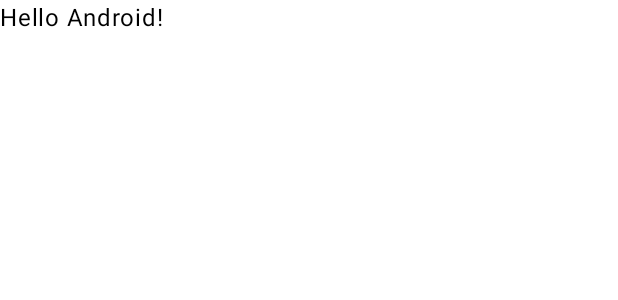
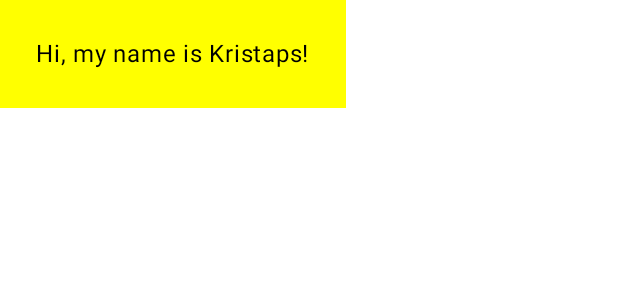
Before and after one commit to kristapsbe/meteo_android, an Android app built with Jetpack Compose: the @Preview function GreetingPreview, on a phone screen of 412 x 824 dp. Shown: the top 300 px of the screen. Run offline under Robolectric (Android 15) with nearby library versions, the phone set to English and light mode, and no system bars.

Commit message:
messing around with tutorial

```diff
--- a/app/src/main/java/com/example/meteo_android/MainActivity.kt
+++ b/app/src/main/java/com/example/meteo_android/MainActivity.kt
@@ -7,10 +7,13 @@ import androidx.activity.enableEdgeToEdge
 import androidx.compose.foundation.layout.fillMaxSize
 import androidx.compose.foundation.layout.padding
 import androidx.compose.material3.Scaffold
+import androidx.compose.material3.Surface
 import androidx.compose.material3.Text
 import androidx.compose.runtime.Composable
 import androidx.compose.ui.Modifier
+import androidx.compose.ui.graphics.Color
 import androidx.compose.ui.tooling.preview.Preview
+import androidx.compose.ui.unit.dp
 import com.example.meteo_android.ui.theme.Meteo_androidTheme
 
 class MainActivity : ComponentActivity() {
@@ -32,16 +35,18 @@ class MainActivity : ComponentActivity() {
 
 @Composable
 fun Greeting(name: String, modifier: Modifier = Modifier) {
-    Text(
-        text = "Hello $name!",
-        modifier = modifier
-    )
+    Surface(color = Color.Yellow) {
+        Text(
+            text = "Hi, my name is $name!",
+            modifier = modifier.padding(24.dp)
+        )
+    }
 }
 
 @Preview(showBackground = true)
 @Composable
 fun GreetingPreview() {
     Meteo_androidTheme {
-        Greeting("Android")
+        Greeting("Kristaps")
     }
 }
```
